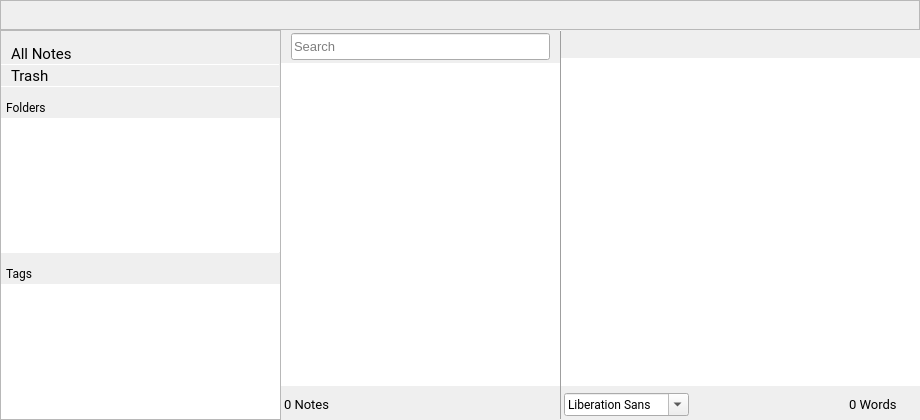
This is src/mainwindow.ui in theshadowx/notes as Qt 5 draws it before an edit. The edited form follows.
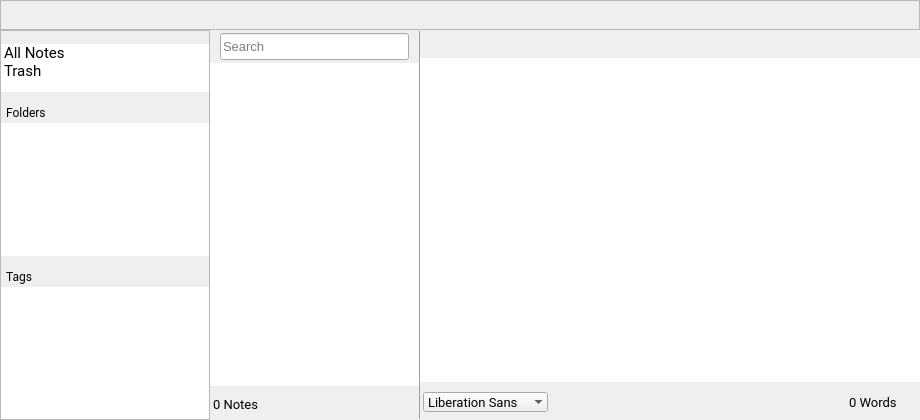
This is the edited form. Custom widgets are drawn as their Qt base class.

Commit message:
Adding a general purpose listwidget to get the deleted notes and all active notes.
- Setting interaction between the folders list and general list
- Blocking the creation/edition of notes when the deleted notes are shown
- Setting focus to the noteView when a note is clicked and no in search mode.
- FIX: Updating styleSheet to fix the add/remove button icon size
- Using Ubuntu font
- prevent the folder/tag frame and textEdit frame from collapsing by splitter

The edit to the form file:
```diff
--- a/src/mainwindow.ui
+++ b/src/mainwindow.ui
@@ -158,14 +158,14 @@
             </property>
             <property name="minimumSize">
              <size>
-              <width>15</width>
-              <height>15</height>
+              <width>13</width>
+              <height>13</height>
              </size>
             </property>
             <property name="maximumSize">
              <size>
-              <width>15</width>
-              <height>15</height>
+              <width>13</width>
+              <height>13</height>
              </size>
             </property>
             <property name="focusPolicy">
@@ -195,14 +195,14 @@
             </property>
             <property name="minimumSize">
              <size>
-              <width>15</width>
-              <height>15</height>
+              <width>13</width>
+              <height>13</height>
              </size>
             </property>
             <property name="maximumSize">
              <size>
-              <width>15</width>
-              <height>15</height>
+              <width>13</width>
+              <height>13</height>
              </size>
             </property>
             <property name="focusPolicy">
@@ -232,14 +232,14 @@
             </property>
             <property name="minimumSize">
              <size>
-              <width>15</width>
-              <height>15</height>
+              <width>13</width>
+              <height>13</height>
              </size>
             </property>
             <property name="maximumSize">
              <size>
-              <width>15</width>
-              <height>15</height>
+              <width>13</width>
+              <height>13</height>
              </size>
             </property>
             <property name="focusPolicy">
@@ -280,6 +280,12 @@
          <verstretch>0</verstretch>
         </sizepolicy>
        </property>
+       <property name="minimumSize">
+        <size>
+         <width>200</width>
+         <height>0</height>
+        </size>
+       </property>
        <property name="frameShape">
         <enum>QFrame::StyledPanel</enum>
        </property>
@@ -291,7 +297,7 @@
          <number>0</number>
         </property>
         <property name="topMargin">
-         <number>12</number>
+         <number>13</number>
         </property>
         <property name="rightMargin">
          <number>0</number>
@@ -302,7 +308,60 @@
         <property name="spacing">
          <number>0</number>
         </property>
-        <item row="9" column="0" colspan="2">
+        <item row="3" column="0" colspan="2">
+         <widget class="QTreeView" name="folderTree">
+          <property name="font">
+           <font>
+            <family>Roboto</family>
+            <pointsize>11</pointsize>
+           </font>
+          </property>
+          <property name="mouseTracking">
+           <bool>true</bool>
+          </property>
+          <property name="frameShape">
+           <enum>QFrame::NoFrame</enum>
+          </property>
+          <property name="editTriggers">
+           <set>QAbstractItemView::DoubleClicked|QAbstractItemView::EditKeyPressed</set>
+          </property>
+          <property name="tabKeyNavigation">
+           <bool>false</bool>
+          </property>
+          <property name="horizontalScrollMode">
+           <enum>QAbstractItemView::ScrollPerItem</enum>
+          </property>
+          <property name="animated">
+           <bool>true</bool>
+          </property>
+          <attribute name="headerVisible">
+           <bool>false</bool>
+          </attribute>
+          <attribute name="headerDefaultSectionSize">
+           <number>35</number>
+          </attribute>
+          <attribute name="headerMinimumSectionSize">
+           <number>35</number>
+          </attribute>
+         </widget>
+        </item>
+        <item row="1" column="0">
+         <spacer name="verticalSpacer">
+          <property name="orientation">
+           <enum>Qt::Vertical</enum>
+          </property>
+          <property name="sizeType">
+           <enum>QSizePolicy::Fixed</enum>
+          </property>
+          <property name="sizeHint" stdset="0">
+           <size>
+            <width>20</width>
+            <height>10</height>
+           </size>
+          </property>
+         </spacer>
+        </item>
+        <item row="6" column="0" colspan="2">
          <widget class="QFrame" name="frameTag">
           <property name="sizePolicy">
            <sizepolicy hsizetype="Preferred" vsizetype="Minimum">
@@ -324,7 +383,7 @@
           </property>
           <layout class="QHBoxLayout" name="horizontalLayout_6">
            <property name="spacing">
-            <number>4</number>
+            <number>0</number>
            </property>
            <property name="leftMargin">
             <number>0</number>
@@ -354,7 +413,7 @@
              </property>
              <property name="maximumSize">
               <size>
-               <width>46</width>
+               <width>60</width>
                <height>16777215</height>
               </size>
              </property>
@@ -394,14 +453,14 @@
             <widget class="QPushButton" name="newTagButton">
              <property name="minimumSize">
               <size>
-               <width>12</width>
-               <height>12</height>
+               <width>18</width>
+               <height>18</height>
               </size>
              </property>
              <property name="maximumSize">
               <size>
-               <width>12</width>
-               <height>12</height>
+               <width>18</width>
+               <height>18</height>
               </size>
              </property>
              <property name="cursor">
@@ -425,14 +484,14 @@
             <widget class="QPushButton" name="deleteTagButton">
              <property name="minimumSize">
               <size>
-               <width>12</width>
-               <height>12</height>
+               <width>18</width>
+               <height>18</height>
               </size>
              </property>
              <property name="maximumSize">
               <size>
-               <width>12</width>
-               <height>12</height>
+               <width>18</width>
+               <height>18</height>
               </size>
              </property>
              <property name="text">
@@ -452,76 +511,7 @@
           </layout>
          </widget>
         </item>
-        <item row="2" column="1">
-         <spacer name="horizontalSpacer_7">
-          <property name="orientation">
-           <enum>Qt::Horizontal</enum>
-          </property>
-          <property name="sizeType">
-           <enum>QSizePolicy::Expanding</enum>
-          </property>
-          <property name="sizeHint" stdset="0">
-           <size>
-            <width>40</width>
-            <height>20</height>
-           </size>
-          </property>
-         </spacer>
-        </item>
-        <item row="8" column="0">
-         <spacer name="verticalSpacer_2">
-          <property name="orientation">
-           <enum>Qt::Vertical</enum>
-          </property>
-          <property name="sizeType">
-           <enum>QSizePolicy::Fixed</enum>
-          </property>
-          <property name="sizeHint" stdset="0">
-           <size>
-            <width>20</width>
-            <height>10</height>
-           </size>
-          </property>
-         </spacer>
-        </item>
-        <item row="0" column="0">
-         <widget class="QLabel" name="allNotesLabel">
-          <property name="sizePolicy">
-           <sizepolicy hsizetype="Fixed" vsizetype="Fixed">
-            <horstretch>0</horstretch>
-            <verstretch>0</verstretch>
-           </sizepolicy>
-          </property>
-          <property name="minimumSize">
-           <size>
-            <width>0</width>
-            <height>21</height>
-           </size>
-          </property>
-          <property name="maximumSize">
-           <size>
-            <width>70</width>
-            <height>21</height>
-           </size>
-          </property>
-          <property name="font">
-           <font>
-            <family>Roboto</family>
-            <pointsize>11</pointsize>
-           </font>
-          </property>
-          <property name="text">
-           <string>All Notes</string>
-          </property>
-          <property name="scaledContents">
-           <bool>true</bool>
-          </property>
-          <property name="indent">
-           <number>10</number>
-          </property>
-         </widget>
-        </item>
-        <item row="5" column="0" colspan="2">
+        <item row="2" column="0" colspan="2">
          <widget class="QFrame" name="frameFolder">
           <property name="sizePolicy">
            <sizepolicy hsizetype="Preferred" vsizetype="Minimum">
@@ -543,7 +533,7 @@
           </property>
           <layout class="QHBoxLayout" name="horizontalLayout_5">
            <property name="spacing">
-            <number>4</number>
+            <number>0</number>
            </property>
            <property name="leftMargin">
             <number>0</number>
@@ -573,7 +563,7 @@
              </property>
              <property name="maximumSize">
               <size>
-               <width>46</width>
+               <width>60</width>
                <height>16777215</height>
               </size>
              </property>
@@ -613,14 +603,14 @@
             <widget class="QPushButton" name="addRootFolderButton">
              <property name="minimumSize">
               <size>
-               <width>12</width>
-               <height>12</height>
+               <width>18</width>
+               <height>18</height>
               </size>
              </property>
              <property name="maximumSize">
               <size>
-               <width>12</width>
-               <height>12</height>
+               <width>18</width>
+               <height>18</height>
               </size>
              </property>
              <property name="cursor">
@@ -642,10 +632,16 @@
            </item>
            <item>
             <widget class="QPushButton" name="delRootFolderButton">
+             <property name="minimumSize">
+              <size>
+               <width>18</width>
+               <height>18</height>
+              </size>
+             </property>
              <property name="maximumSize">
               <size>
-               <width>12</width>
-               <height>12</height>
+               <width>18</width>
+               <height>18</height>
               </size>
              </property>
              <property name="text">
@@ -665,179 +661,139 @@
           </layout>
          </widget>
         </item>
-        <item row="6" column="0" colspan="2">
-         <widget class="QTreeView" name="folderTree">
-          <property name="font">
-           <font>
-            <family>Roboto</family>
-            <pointsize>11</pointsize>
-           </font>
+        <item row="5" column="0">
+         <spacer name="verticalSpacer_2">
+          <property name="orientation">
+           <enum>Qt::Vertical</enum>
           </property>
-          <property name="mouseTracking">
-           <bool>true</bool>
+          <property name="sizeType">
+           <enum>QSizePolicy::Fixed</enum>
           </property>
-          <property name="frameShape">
-           <enum>QFrame::NoFrame</enum>
+          <property name="sizeHint" stdset="0">
+           <size>
+            <width>20</width>
+            <height>10</height>
+           </size>
           </property>
-          <property name="editTriggers">
-           <set>QAbstractItemView::DoubleClicked|QAbstractItemView::EditKeyPressed</set>
-          </property>
-          <property name="tabKeyNavigation">
-           <bool>false</bool>
-          </property>
-          <property name="horizontalScrollMode">
-           <enum>QAbstractItemView::ScrollPerItem</enum>
-          </property>
-          <property name="animated">
-           <bool>true</bool>
-          </property>
-          <attribute name="headerVisible">
-           <bool>false</bool>
-          </attribute>
-          <attribute name="headerDefaultSectionSize">
-           <number>35</number>
-          </attribute>
-          <attribute name="headerMinimumSectionSize">
-           <number>35</number>
-          </attribute>
-         </widget>
+         </spacer>
         </item>
         <item row="7" column="0" colspan="2">
-         <widget class="Line" name="line_3">
-          <property name="minimumSize">
-           <size>
-            <width>0</width>
-            <height>1</height>
-           </size>
-          </property>
-          <property name="maximumSize">
-           <size>
-            <width>16777215</width>
-            <height>1</height>
-           </size>
-          </property>
-          <property name="orientation">
-           <enum>Qt::Horizontal</enum>
-          </property>
-         </widget>
-        </item>
-        <item row="1" column="0" colspan="2">
-         <widget class="Line" name="line_5">
-          <property name="minimumSize">
-           <size>
-            <width>0</width>
-            <height>0</height>
-           </size>
-          </property>
-          <property name="maximumSize">
-           <size>
-            <width>16777215</width>
-            <height>1</height>
-           </size>
-          </property>
-          <property name="orientation">
-           <enum>Qt::Horizontal</enum>
-          </property>
-         </widget>
-        </item>
-        <item row="4" column="0">
-         <spacer name="verticalSpacer">
-          <property name="orientation">
-           <enum>Qt::Vertical</enum>
-          </property>
-          <property name="sizeType">
-           <enum>QSizePolicy::Fixed</enum>
-          </property>
-          <property name="sizeHint" stdset="0">
-           <size>
-            <width>20</width>
-            <height>10</height>
-           </size>
-          </property>
-         </spacer>
-        </item>
-        <item row="2" column="0">
-         <widget class="QLabel" name="trashLabel">
-          <property name="sizePolicy">
-           <sizepolicy hsizetype="Fixed" vsizetype="Fixed">
-            <horstretch>0</horstretch>
-            <verstretch>0</verstretch>
-           </sizepolicy>
-          </property>
-          <property name="minimumSize">
-           <size>
-            <width>0</width>
-            <height>21</height>
-           </size>
-          </property>
-          <property name="maximumSize">
-           <size>
-            <width>70</width>
-            <height>21</height>
-           </size>
-          </property>
-          <property name="font">
-           <font>
-            <family>Roboto</family>
-            <pointsize>11</pointsize>
-           </font>
-          </property>
-          <property name="text">
-           <string>Trash</string>
-          </property>
-          <property name="scaledContents">
-           <bool>true</bool>
-          </property>
-          <property name="indent">
-           <number>10</number>
-          </property>
-         </widget>
-        </item>
-        <item row="3" column="0" colspan="2">
-         <widget class="Line" name="line_4">
-          <property name="minimumSize">
-           <size>
-            <width>0</width>
-            <height>1</height>
-           </size>
-          </property>
-          <property name="maximumSize">
-           <size>
-            <width>16777215</width>
-            <height>1</height>
-           </size>
-          </property>
-          <property name="orientation">
-           <enum>Qt::Horizontal</enum>
-          </property>
-         </widget>
-        </item>
-        <item row="0" column="1">
-         <spacer name="horizontalSpacer_6">
-          <property name="orientation">
-           <enum>Qt::Horizontal</enum>
-          </property>
-          <property name="sizeType">
-           <enum>QSizePolicy::Expanding</enum>
-          </property>
-          <property name="sizeHint" stdset="0">
-           <size>
-            <width>40</width>
-            <height>20</height>
-           </size>
-          </property>
-         </spacer>
-        </item>
-        <item row="10" column="0" colspan="2">
          <widget class="QListWidget" name="tagsList">
           <property name="frameShape">
            <enum>QFrame::NoFrame</enum>
           </property>
          </widget>
         </item>
+        <item row="0" column="0" colspan="2">
+         <widget class="QListWidget" name="generalListW">
+          <property name="sizePolicy">
+           <sizepolicy hsizetype="Expanding" vsizetype="Fixed">
+            <horstretch>0</horstretch>
+            <verstretch>0</verstretch>
+           </sizepolicy>
+          </property>
+          <property name="minimumSize">
+           <size>
+            <width>0</width>
+            <height>48</height>
+           </size>
+          </property>
+          <property name="maximumSize">
+           <size>
+            <width>16777215</width>
+            <height>48</height>
+           </size>
+          </property>
+          <property name="font">
+           <font>
+            <family>Roboto</family>
+            <pointsize>11</pointsize>
+           </font>
+          </property>
+          <property name="styleSheet">
+           <string notr="true">listWidget::item{
+height:21px;
+}</string>
+          </property>
+          <property name="frameShape">
+           <enum>QFrame::NoFrame</enum>
+          </property>
+          <property name="verticalScrollBarPolicy">
+           <enum>Qt::ScrollBarAlwaysOff</enum>
+          </property>
+          <property name="horizontalScrollBarPolicy">
+           <enum>Qt::ScrollBarAlwaysOff</enum>
+          </property>
+          <property name="autoScroll">
+           <bool>false</bool>
+          </property>
+          <property name="editTriggers">
+           <set>QAbstractItemView::NoEditTriggers</set>
+          </property>
+          <property name="showDropIndicator" stdset="0">
+           <bool>false</bool>
+          </property>
+          <property name="dragEnabled">
+           <bool>false</bool>
+          </property>
+          <property name="dragDropOverwriteMode">
+           <bool>false</bool>
+          </property>
+          <property name="dragDropMode">
+           <enum>QAbstractItemView::NoDragDrop</enum>
+          </property>
+          <property name="defaultDropAction">
+           <enum>Qt::IgnoreAction</enum>
+          </property>
+          <property name="verticalScrollMode">
+           <enum>QAbstractItemView::ScrollPerPixel</enum>
+          </property>
+          <property name="resizeMode">
+           <enum>QListView::Fixed</enum>
+          </property>
+          <property name="layoutMode">
+           <enum>QListView::Batched</enum>
+          </property>
+          <item>
+           <property name="text">
+            <string>All Notes</string>
+           </property>
+          </item>
+          <item>
+           <property name="text">
+            <string>Trash</string>
+           </property>
+          </item>
+         </widget>
+        </item>
+        <item row="4" column="0" colspan="2">
+         <widget class="Line" name="line_3">
+          <property name="minimumSize">
+           <size>
+            <width>0</width>
+            <height>1</height>
+           </size>
+          </property>
+          <property name="maximumSize">
+           <size>
+            <width>16777215</width>
+            <height>1</height>
+           </size>
+          </property>
+          <property name="orientation">
+           <enum>Qt::Horizontal</enum>
+          </property>
+         </widget>
+        </item>
        </layout>
       </widget>
       <widget class="QFrame" name="frameLeft">
+       <property name="minimumSize">
+        <size>
+         <width>160</width>
+         <height>0</height>
+        </size>
+       </property>
        <layout class="QGridLayout" name="gridLayout_2">
         <property name="leftMargin">
          <number>0</number>
@@ -1098,6 +1054,12 @@
        </layout>
       </widget>
       <widget class="QFrame" name="frameRight">
+       <property name="minimumSize">
+        <size>
+         <width>500</width>
+         <height>0</height>
+        </size>
+       </property>
        <layout class="QVBoxLayout" name="verticalLayout_textEdit">
         <property name="spacing">
          <number>3</number>
@@ -1193,10 +1155,7 @@
               </font>
              </property>
              <property name="styleSheet">
-              <string notr="true">*
-{
-color: rgb(132, 132, 132);
-}</string>
+              <string notr="true"/>
              </property>
              <property name="text">
               <string/>
@@ -1335,7 +1294,13 @@
           <property name="minimumSize">
            <size>
             <width>0</width>
-            <height>31</height>
+            <height>35</height>
+           </size>
+          </property>
+          <property name="maximumSize">
+           <size>
+            <width>16777215</width>
+            <height>35</height>
            </size>
           </property>
           <property name="frameShape">
@@ -1359,19 +1324,41 @@
            </property>
            <item>
             <widget class="QFontComboBox" name="fontComboBox">
+             <property name="sizePolicy">
+              <sizepolicy hsizetype="Preferred" vsizetype="Minimum">
+               <horstretch>0</horstretch>
+               <verstretch>0</verstretch>
+              </sizepolicy>
+             </property>
              <property name="maximumSize">
               <size>
                <width>125</width>
-               <height>16777215</height>
+               <height>20</height>
               </size>
              </property>
              <property name="font">
               <font>
                <family>Roboto</family>
+               <pointsize>10</pointsize>
               </font>
              </property>
              <property name="editable">
-              <bool>true</bool>
+              <bool>false</bool>
+             </property>
+             <property name="sizeAdjustPolicy">
+              <enum>QComboBox::AdjustToContents</enum>
+             </property>
+             <property name="iconSize">
+              <size>
+               <width>9</width>
+               <height>9</height>
+              </size>
+             </property>
+             <property name="frame">
+              <bool>false</bool>
+             </property>
+             <property name="fontFilters">
+              <set>QFontComboBox::ScalableFonts</set>
              </property>
             </widget>
            </item>
@@ -1390,6 +1377,12 @@
            </item>
            <item>
             <widget class="QLabel" name="label">
+             <property name="maximumSize">
+              <size>
+               <width>16777215</width>
+               <height>23</height>
+              </size>
+             </property>
              <property name="font">
               <font>
                <family>Roboto</family>
```
Left out of the diff: 8 changed lines with no effect on the pictures. The commit also changes 3 other files.
